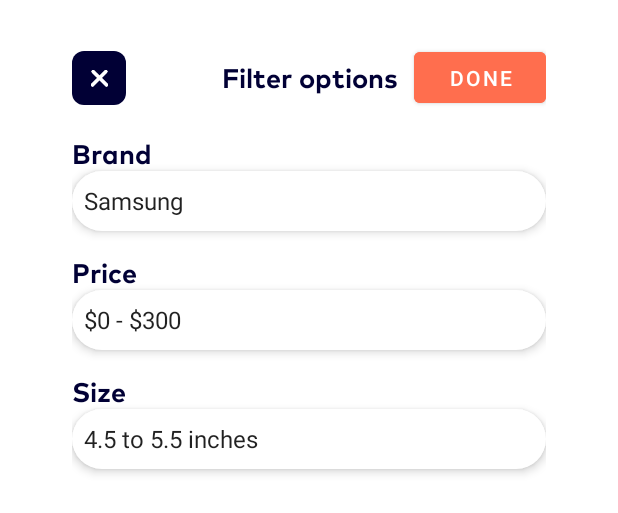
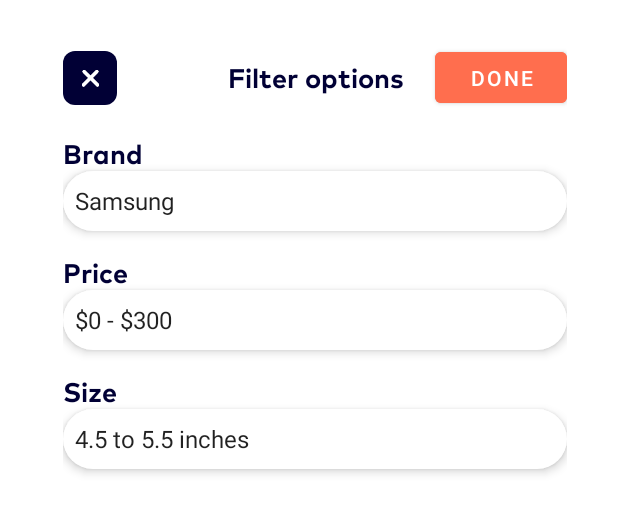
Before and after one commit to VadimTataru/effective-shop, an Android app: the layout filter_bottom_sheet.xml on its own in the app's theme, with its tools: preview values and no code run, on a phone screen of 412 x 824 dp. Shown: the top 513 px of the screen. Run offline under Robolectric (Android 15) with nearby library versions, the light colour scheme and no system bars; network calls fail.

Commit message:
refactor: add padding to filter bottom sheet

```diff
--- a/feature-main-screen/src/main/res/layout/filter_bottom_sheet.xml
+++ b/feature-main-screen/src/main/res/layout/filter_bottom_sheet.xml
@@ -5,7 +5,8 @@
     android:layout_height="wrap_content"
     android:orientation="vertical"
     android:layout_marginTop="24dp"
-    android:paddingHorizontal="48dp"
+    android:paddingStart="42dp"
+    android:paddingEnd="34dp"
     android:background="@drawable/panel_bg"
     xmlns:app="http://schemas.android.com/apk/res-auto">
 
```
